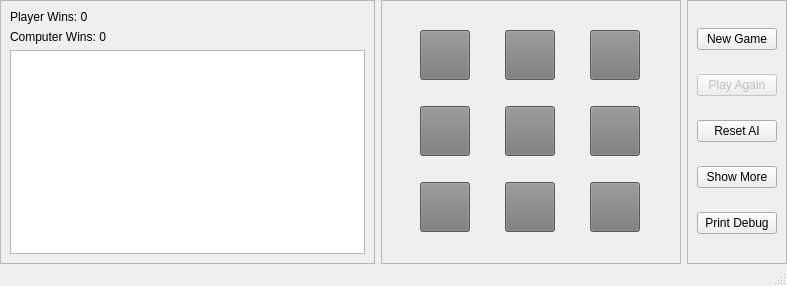
The window that gameboard.ui (bkrickjr/python_hexapawn) describes before a commit, drawn with Qt 5.
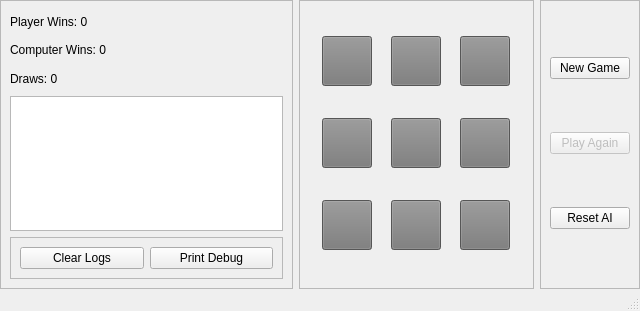
The same window after the commit.

```diff
--- a/gameboard.ui
+++ b/gameboard.ui
@@ -6,8 +6,8 @@
    <rect>
     <x>0</x>
     <y>0</y>
-    <width>787</width>
-    <height>286</height>
+    <width>640</width>
+    <height>311</height>
    </rect>
   </property>
   <property name="windowTitle">
@@ -35,7 +35,7 @@
       <property name="frameShadow">
        <enum>QFrame::Raised</enum>
       </property>
-      <layout class="QVBoxLayout" name="verticalLayout">
+      <layout class="QVBoxLayout" name="verticalLayout" stretch="10,10,10,60,10">
        <item>
         <widget class="QLabel" name="lbl_score_player">
          <property name="text">
@@ -50,6 +50,13 @@
          </property>
         </widget>
        </item>
+       <item>
+        <widget class="QLabel" name="lbl_score_draw">
+         <property name="text">
+          <string>Draws: 0</string>
+         </property>
+        </widget>
+       </item>
        <item>
         <widget class="QTextEdit" name="tE_log">
          <property name="readOnly">
@@ -57,6 +64,35 @@
          </property>
         </widget>
        </item>
+       <item>
+        <widget class="QFrame" name="frame_log_options">
+         <property name="frameShape">
+          <enum>QFrame::StyledPanel</enum>
+         </property>
+         <property name="frameShadow">
+          <enum>QFrame::Raised</enum>
+         </property>
+         <layout class="QHBoxLayout" name="horizontalLayout_2">
+          <item>
+           <widget class="QPushButton" name="btn_log_clear">
+            <property name="text">
+             <string>Clear Logs</string>
+            </property>
+           </widget>
+          </item>
+          <item>
+           <widget class="QPushButton" name="btn_debug">
+            <property name="text">
+             <string>Print Debug</string>
+            </property>
+            <property name="shortcut">
+             <string>P</string>
+            </property>
+           </widget>
+          </item>
+         </layout>
+        </widget>
+       </item>
       </layout>
      </widget>
     </item>
@@ -369,23 +405,6 @@
          </property>
         </widget>
        </item>
-       <item>
-        <widget class="QPushButton" name="pushButton_3">
-         <property name="text">
-          <string>Show More</string>
-         </property>
-        </widget>
-       </item>
-       <item>
-        <widget class="QPushButton" name="btn_debug">
-         <property name="text">
-          <string>Print Debug</string>
-         </property>
-         <property name="shortcut">
-          <string>P</string>
-         </property>
-        </widget>
-       </item>
       </layout>
      </widget>
     </item>
```
Left out of the diff: 2 changed lines with no effect on the pictures.
